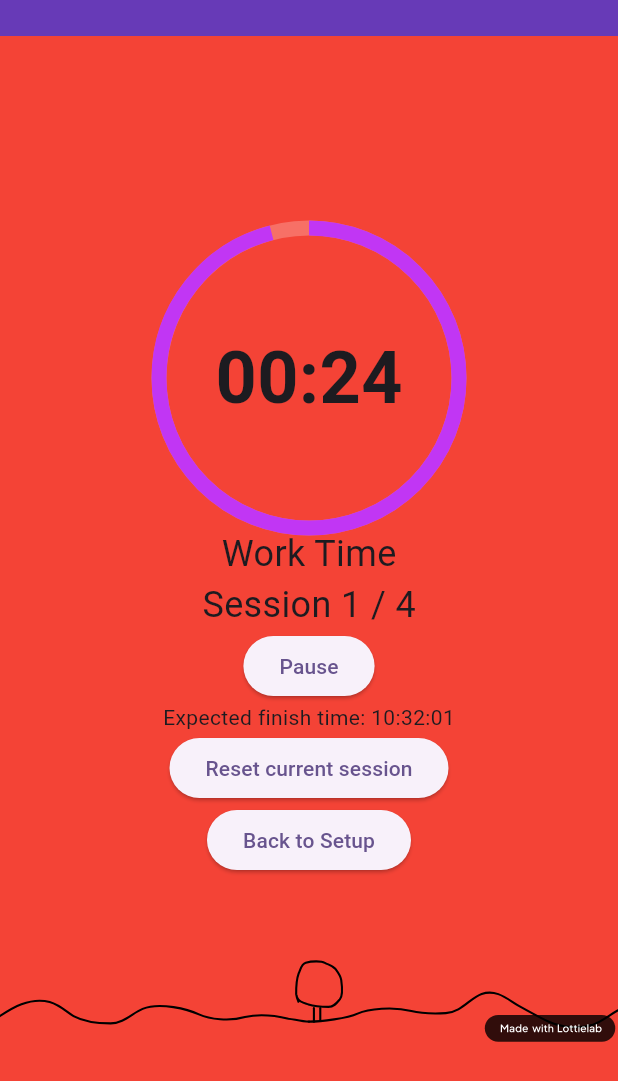
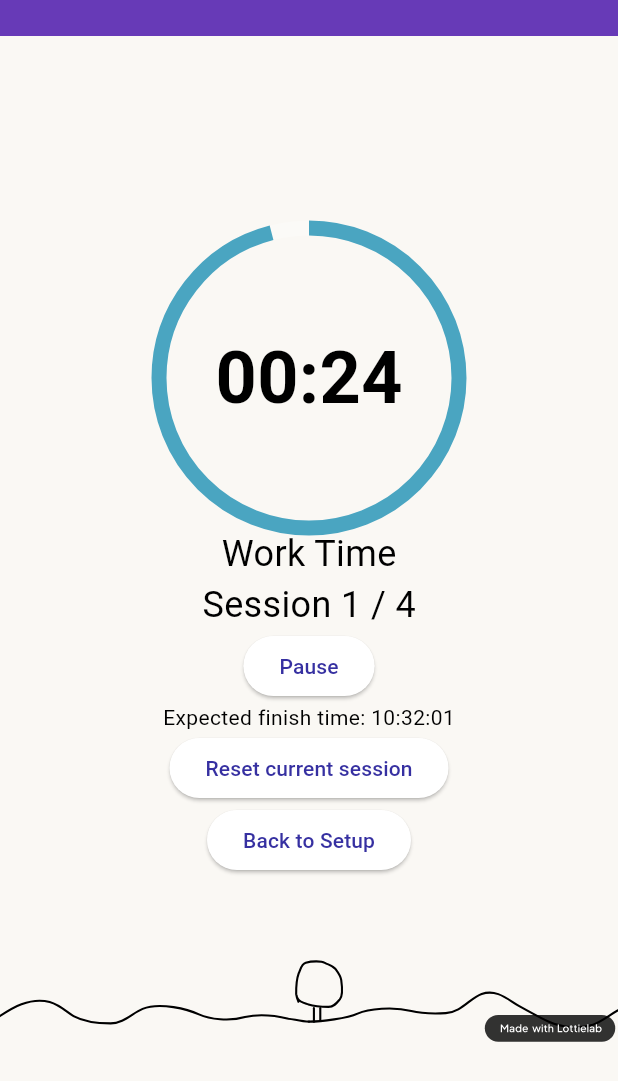
Before and after one commit to CareerDelTorro/pomodoro-coffee, a Flutter app: the screen it shows after launch, after a tap on "Start", on a phone screen of 412 x 824 dp. Shown: the top 1081 px of the screen. Run offline on Flutter 3.47's test engine with Material 3 defaults, Android fonts, the light colour scheme and no system bars; our stand-ins replace lottie.

Commit message:
background colour

```diff
--- a/lib/app.dart
+++ b/lib/app.dart
@@ -16,8 +16,13 @@ class MyApp extends StatelessWidget {
       child: MaterialApp(
         title: 'Pomodoro Coffee',
         theme: ThemeData(
-          colorScheme: ColorScheme.fromSeed(seedColor: Colors.deepPurple),
-        ),
+    primaryColor: Color(0xFF3630A1), // Replace with your hex color
+    colorScheme: ColorScheme.fromSwatch().copyWith(
+      primary: Color(0xFF3630A1), // Your custom color
+      secondary: Color(0xFFFAF8F4), // Optional: accent color
+    ),
+    // ...other theme settings...
+  ),
         routes: {
           '/': (context) => SetupPage(),
           '/session': (context) => SessionPage(),
--- a/lib/pages/session_page.dart
+++ b/lib/pages/session_page.dart
@@ -95,7 +95,7 @@ class SessionPageState extends State<SessionPage> {
 
   void changeBackgroundColour(TimerMode mode) {
     setState(() {
-      backgroundColor = mode == TimerMode.workTime ? Colors.red : Colors.green;
+      backgroundColor = mode == TimerMode.workTime ? const Color(0xFFFAF8F4) : const Color(0xFF4AA5C1);
     });
   }
 
@@ -193,8 +193,8 @@ class SessionPageState extends State<SessionPage> {
                           backgroundColor: Colors.white24,
                           valueColor: AlwaysStoppedAnimation<Color>(
                             _currentMode == TimerMode.workTime
-                                ? const Color.fromARGB(255, 193, 54, 244)
-                                : const Color.fromARGB(255, 54, 48, 157),
+                                ? const Color(0xFF4AA5C1)
+                                : const Color(0xFF3630A1),
                           ),
                         ),
                       ),
```
